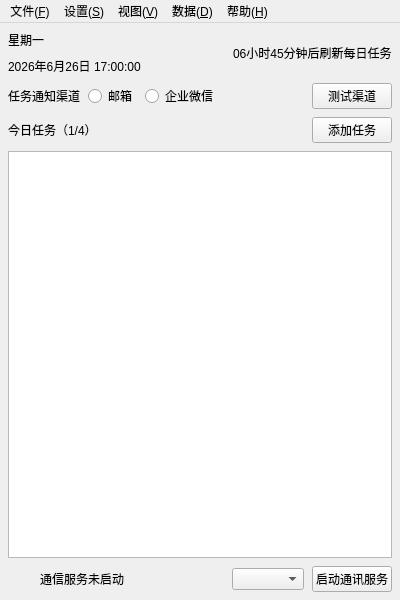
This is MainWindow.ui in AndroidCoderPeng/TaskDispatcher as Qt 5 draws it before an edit. The edited form follows.
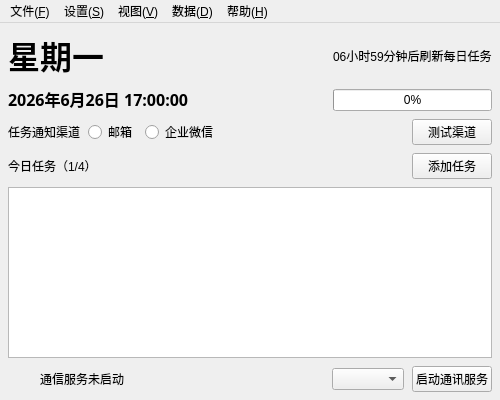
This is the edited form. Icons and pictures are not drawn.

Commit message: feat(ui): 更新主窗口尺寸和控件样式，添加倒计时标签和进度条

What changed in the file:
```diff
--- a/MainWindow.ui
+++ b/MainWindow.ui
@@ -6,20 +6,20 @@
             <rect>
                 <x>0</x>
                 <y>0</y>
-                <width>400</width>
-                <height>600</height>
+                <width>500</width>
+                <height>400</height>
             </rect>
         </property>
         <property name="minimumSize">
             <size>
-                <width>400</width>
-                <height>600</height>
+                <width>500</width>
+                <height>400</height>
             </size>
         </property>
         <property name="maximumSize">
             <size>
-                <width>400</width>
-                <height>600</height>
+                <width>500</width>
+                <height>400</height>
             </size>
         </property>
         <widget class="QWidget" name="centralWidget">
@@ -55,14 +55,28 @@
                                             <number>8</number>
                                         </property>
                                         <item>
-                                            <widget class="QLabel" name="label">
+                                            <widget class="QLabel" name="weekDayLabel">
+                                                <property name="font">
+                                                    <font>
+                                                        <family>汉仪中圆B5</family>
+                                                        <pointsize>24</pointsize>
+                                                        <bold>true</bold>
+                                                    </font>
+                                                </property>
                                                 <property name="text">
                                                     <string>星期一</string>
                                                 </property>
                                             </widget>
                                         </item>
                                         <item>
-                                            <widget class="QLabel" name="label">
+                                            <widget class="QLabel" name="timeLabel">
+                                                <property name="font">
+                                                    <font>
+                                                        <family>汉仪中圆B5</family>
+                                                        <pointsize>12</pointsize>
+                                                        <bold>true</bold>
+                                                    </font>
+                                                </property>
                                                 <property name="text">
                                                     <string>2026年6月26日 17:00:00</string>
                                                 </property>
@@ -71,11 +85,25 @@
                                     </layout>
                                 </item>
                                 <item>
-                                    <widget class="QLabel" name="label">
-                                        <property name="text">
-                                            <string>06小时45分钟后刷新每日任务</string>
+                                    <layout class="QVBoxLayout" name="verticalLayout_3">
+                                        <property name="spacing">
+                                            <number>8</number>
                                         </property>
-                                    </widget>
+                                        <item>
+                                            <widget class="QLabel" name="countDownLabel">
+                                                <property name="text">
+                                                    <string>06小时59分钟后刷新每日任务</string>
+                                                </property>
+                                            </widget>
+                                        </item>
+                                        <item>
+                                            <widget class="QProgressBar" name="progressBar">
+                                                <property name="value">
+                                                    <number>0</number>
+                                                </property>
+                                            </widget>
+                                        </item>
+                                    </layout>
                                 </item>
                             </layout>
                         </item>
@@ -128,7 +156,7 @@
                             </layout>
                         </item>
                         <item>
-                            <layout class="QVBoxLayout" name="verticalLayout_3">
+                            <layout class="QVBoxLayout" name="verticalLayout_4">
                                 <property name="spacing">
                                     <number>8</number>
                                 </property>
@@ -226,8 +254,8 @@
                 <rect>
                     <x>0</x>
                     <y>0</y>
-                    <width>600</width>
-                    <height>22</height>
+                    <width>500</width>
+                    <height>21</height>
                 </rect>
             </property>
             <widget class="QMenu" name="menuFile">
```
Left out of the diff: 2 changed lines with no effect on the pictures. The commit also changes 2 other files.
